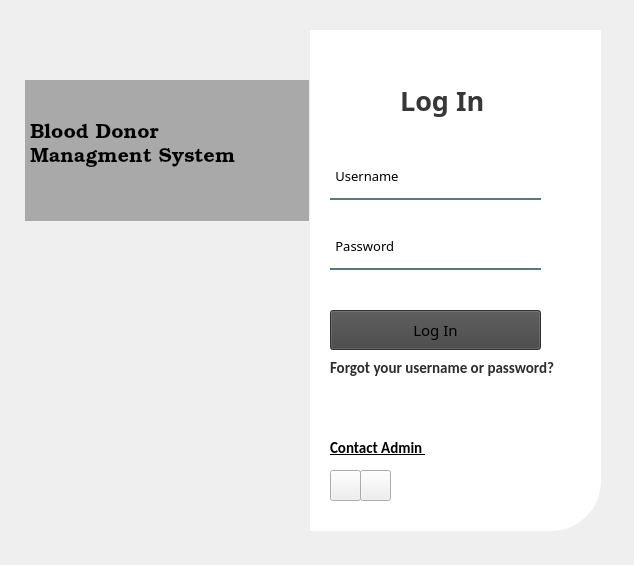
Before: the Qt Designer form login.ui in Nibir2405/Blood_donar_managment_system, drawn with Qt 5.
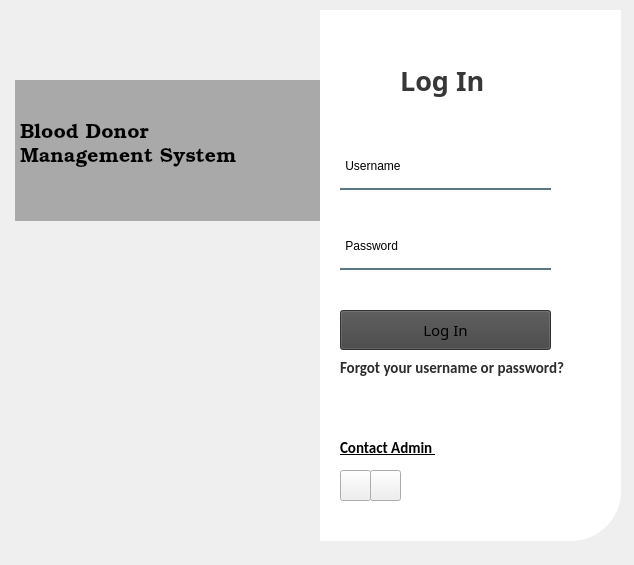
After: the same form once the commit is applied. Icons and pictures are not drawn.

Commit message: Update login UI layout and styles; change Facebook link in login functionality

```diff
--- a/login.ui
+++ b/login.ui
@@ -28,20 +28,27 @@
     <rect>
      <x>10</x>
      <y>10</y>
-     <width>611</width>
+     <width>621</width>
      <height>531</height>
     </rect>
    </property>
+   <property name="font">
+    <font>
+     <family>Segoe UI</family>
+     <pointsize>9</pointsize>
+     <underline>false</underline>
+    </font>
+   </property>
    <property name="styleSheet">
     <string notr="true"/>
    </property>
    <widget class="QLabel" name="label">
     <property name="geometry">
      <rect>
-      <x>15</x>
-      <y>20</y>
-      <width>301</width>
-      <height>501</height>
+      <x>5</x>
+      <y>0</y>
+      <width>311</width>
+      <height>531</height>
      </rect>
     </property>
     <property name="styleSheet">
@@ -72,10 +79,10 @@
    <widget class="QLabel" name="label_3">
     <property name="geometry">
      <rect>
-      <x>300</x>
-      <y>20</y>
-      <width>291</width>
-      <height>501</height>
+      <x>310</x>
+      <y>0</y>
+      <width>301</width>
+      <height>531</height>
      </rect>
     </property>
     <property name="styleSheet">
@@ -90,7 +97,7 @@
     <property name="geometry">
      <rect>
       <x>390</x>
-      <y>70</y>
+      <y>50</y>
       <width>100</width>
       <height>40</height>
      </rect>
@@ -113,8 +120,8 @@
    <widget class="QLineEdit" name="username">
     <property name="geometry">
      <rect>
-      <x>320</x>
-      <y>150</y>
+      <x>330</x>
+      <y>140</y>
       <width>211</width>
       <height>40</height>
      </rect>
@@ -133,12 +140,19 @@
    <widget class="QLineEdit" name="password">
     <property name="geometry">
      <rect>
-      <x>320</x>
+      <x>330</x>
       <y>220</y>
       <width>211</width>
       <height>40</height>
      </rect>
     </property>
+    <property name="font">
+     <font>
+      <family>Segoe UI Historic</family>
+      <pointsize>9</pointsize>
+      <underline>false</underline>
+     </font>
+    </property>
     <property name="styleSheet">
      <string notr="true">background-color:rgba(0,0,0,0);
 border:none;
@@ -149,14 +163,20 @@
     <property name="echoMode">
      <enum>QLineEdit::EchoMode::Password</enum>
     </property>
+    <property name="readOnly">
+     <bool>false</bool>
+    </property>
     <property name="placeholderText">
      <string> Password</string>
     </property>
+    <property name="clearButtonEnabled">
+     <bool>false</bool>
+    </property>
    </widget>
    <widget class="QPushButton" name="login_button">
     <property name="geometry">
      <rect>
-      <x>320</x>
+      <x>330</x>
       <y>300</y>
       <width>211</width>
       <height>40</height>
@@ -181,7 +201,7 @@
    <widget class="QLabel" name="label_5">
     <property name="geometry">
      <rect>
-      <x>320</x>
+      <x>330</x>
       <y>350</y>
       <width>261</width>
       <height>16</height>
@@ -205,7 +225,7 @@
    <widget class="QLabel" name="label_6">
     <property name="geometry">
      <rect>
-      <x>320</x>
+      <x>330</x>
       <y>430</y>
       <width>151</width>
       <height>16</height>
@@ -226,7 +246,7 @@
    <widget class="QPushButton" name="linkedin_button">
     <property name="geometry">
      <rect>
-      <x>320</x>
+      <x>330</x>
       <y>460</y>
       <width>31</width>
       <height>31</height>
@@ -242,7 +262,7 @@
    <widget class="QPushButton" name="fb_button">
     <property name="geometry">
      <rect>
-      <x>350</x>
+      <x>360</x>
       <y>460</y>
       <width>31</width>
       <height>31</height>
@@ -258,9 +278,9 @@
    <widget class="QLabel" name="label_7">
     <property name="geometry">
      <rect>
-      <x>15</x>
+      <x>5</x>
       <y>70</y>
-      <width>284</width>
+      <width>305</width>
       <height>141</height>
      </rect>
     </property>
@@ -274,7 +294,7 @@
    <widget class="QLabel" name="label_8">
     <property name="geometry">
      <rect>
-      <x>20</x>
+      <x>10</x>
       <y>100</y>
       <width>251</width>
       <height>71</height>
@@ -285,7 +305,7 @@
       <family>Bookman Old Style</family>
       <pointsize>15</pointsize>
       <underline>false</underline>
-      <fontweight>Black</fontweight>
+      <fontweight>ExtraBold</fontweight>
      </font>
     </property>
     <property name="styleSheet">
@@ -294,7 +314,7 @@
     </property>
     <property name="text">
      <string>Blood Donor 
-Managment System</string>
+Management System</string>
     </property>
     <property name="scaledContents">
      <bool>false</bool>
```
The commit also changes 3 other files.
